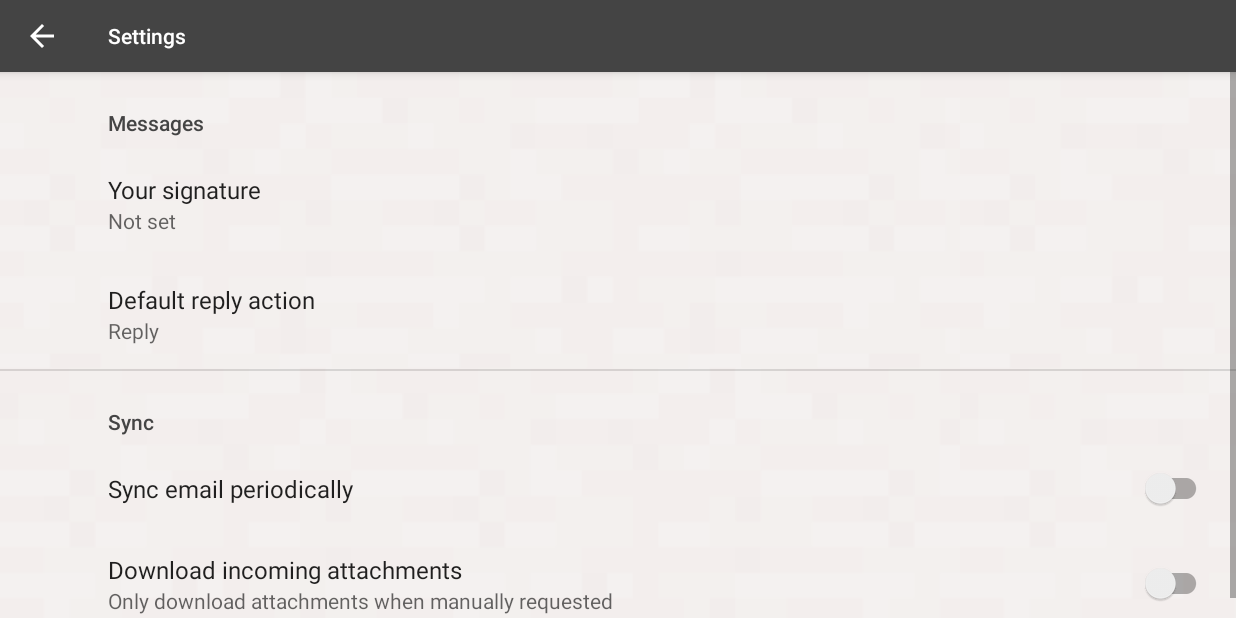
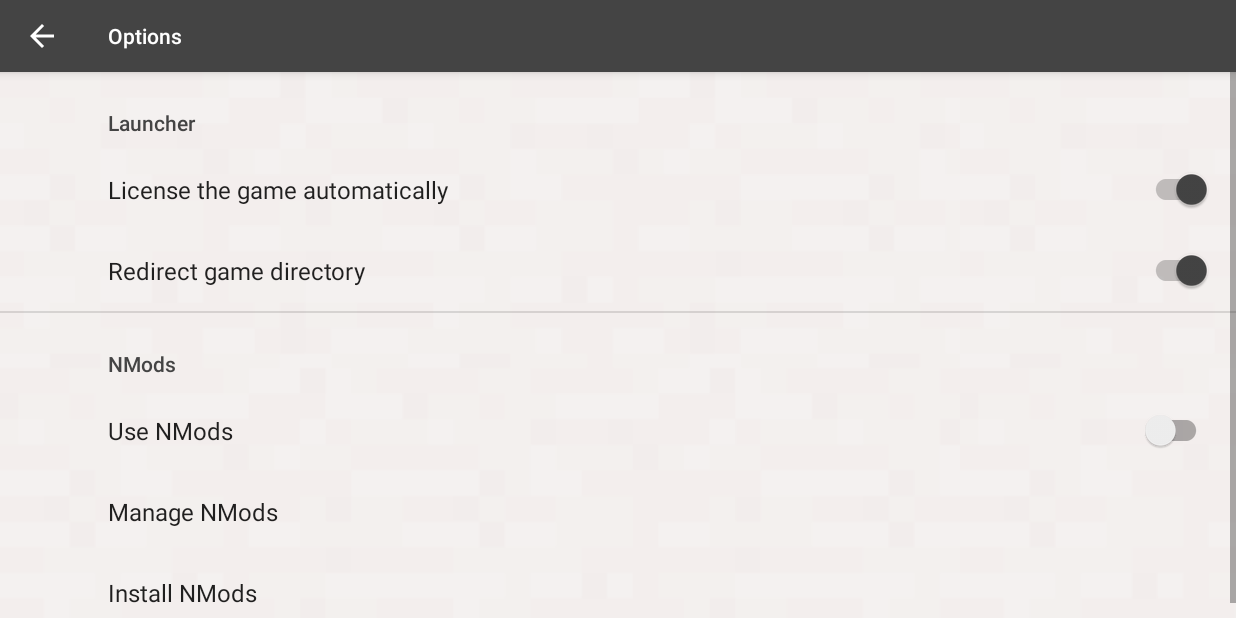
Before and after one commit to listerily/ModdedBE, an Android app: the OptionsActivity screen opened directly, with no data from a screen before it, on a phone screen of 824 x 412 dp (held sideways). Run offline under Robolectric (Android 15) with nearby library versions, the phone set to English and light mode, and no system bars; our stand-ins replace androidx.preference.

Commit message:
Added Options Activity

```diff
--- a/ModdedBE-Android/app/src/main/AndroidManifest.xml
+++ b/ModdedBE-Android/app/src/main/AndroidManifest.xml
@@ -6,10 +6,10 @@
 
     <application
         android:name=".MyApplication"
-        android:allowBackup="true"
         android:icon="@mipmap/ic_launcher"
         android:label="@string/app_name"
         android:roundIcon="@mipmap/ic_launcher_round"
+        android:allowBackup="false"
         android:supportsRtl="true">
         <activity android:name=".FatalActivity"
             android:screenOrientation="sensorLandscape"
@@ -19,8 +19,8 @@
             android:screenOrientation="sensorLandscape"
             android:theme="@style/FullScreenTheme" />
         <activity
-            android:name=".SettingsActivity"
-            android:label="@string/app_settings"
+            android:name=".OptionsActivity"
+            android:label="@string/app_options"
             android:screenOrientation="sensorLandscape"
             android:theme="@style/AppTheme" />
         <activity
--- a/ModdedBE-Android/app/src/main/java/net/listerily/moddedbe/MainActivity.java
+++ b/ModdedBE-Android/app/src/main/java/net/listerily/moddedbe/MainActivity.java
@@ -20,5 +20,6 @@ public class MainActivity extends AppCompatActivity {
     }
 
     public void onMenuClicked(View view) {
+        startActivity(new Intent(this, OptionsActivity.class));
     }
 }
--- a/ModdedBE-Android/app/src/main/java/net/listerily/moddedbe/SettingsActivity.java
+++ b/ModdedBE-Android/app/src/main/java/net/listerily/moddedbe/OptionsActivity.java
@@ -6,29 +6,49 @@ import android.view.MenuItem;
 import androidx.annotation.NonNull;
 import androidx.appcompat.app.ActionBar;
 import androidx.appcompat.app.AppCompatActivity;
+import androidx.preference.Preference;
 import androidx.preference.PreferenceFragmentCompat;
 
-public class SettingsActivity extends AppCompatActivity {
+public class OptionsActivity extends AppCompatActivity {
 
     @Override
     protected void onCreate(Bundle savedInstanceState) {
         super.onCreate(savedInstanceState);
-        setContentView(R.layout.activity_settings);
+        setContentView(R.layout.activity_options);
         getSupportFragmentManager()
                 .beginTransaction()
-                .replace(R.id.settings, new SettingsFragment())
+                .replace(R.id.viewOptions, new OptionsFragment())
                 .commit();
         ActionBar actionBar = getSupportActionBar();
         if (actionBar != null) {
             actionBar.setDisplayHomeAsUpEnabled(true);
         }
+    }
+
+    public void onManageNModsClicked()
+    {
 
     }
 
-    public static class SettingsFragment extends PreferenceFragmentCompat {
+    public void onInstallNModsClicked()
+    {
+
+    }
+
+    public static class OptionsFragment extends PreferenceFragmentCompat {
         @Override
         public void onCreatePreferences(Bundle savedInstanceState, String rootKey) {
             setPreferencesFromResource(R.xml.root_preferences, rootKey);
+
+            findPreference("manage").setOnPreferenceClickListener(preference -> {
+                ((OptionsActivity)getActivity()).onManageNModsClicked();
+                return false;
+            });
+
+            findPreference("install").setOnPreferenceClickListener(preference -> {
+                ((OptionsActivity)getActivity()).onInstallNModsClicked();
+                return false;
+            });
         }
     }
 
--- a/ModdedBE-Android/app/src/main/res/layout/activity_main.xml
+++ b/ModdedBE-Android/app/src/main/res/layout/activity_main.xml
@@ -50,7 +50,7 @@
             <TextView
                 android:layout_width="wrap_content"
                 android:layout_height="wrap_content"
-                android:text="@string/app_menu"
+                android:text="@string/app_options"
                 android:clickable="true"
                 android:focusable="true"
                 android:onClick="onMenuClicked"
--- a/ModdedBE-Android/app/src/main/res/layout/activity_settings.xml
+++ b/ModdedBE-Android/app/src/main/res/layout/activity_options.xml
@@ -3,7 +3,7 @@
     android:layout_height="match_parent">
 
     <FrameLayout
-        android:id="@+id/settings"
+        android:id="@+id/viewOptions"
         android:layout_width="match_parent"
         android:layout_height="match_parent"
         android:background="@drawable/repeat_activity_background" />
--- a/ModdedBE-Android/app/src/main/res/values/arrays.xml
+++ /dev/null
@@ -1,12 +0,0 @@
-<resources>
-    <!-- Reply Preference -->
-    <string-array name="reply_entries">
-        <item>Reply</item>
-        <item>Reply to all</item>
-    </string-array>
-
-    <string-array name="reply_values">
-        <item>reply</item>
-        <item>reply_all</item>
-    </string-array>
-</resources>
--- a/ModdedBE-Android/app/src/main/res/values/strings.xml
+++ b/ModdedBE-Android/app/src/main/res/values/strings.xml
@@ -1,27 +1,11 @@
 <resources>
     <string name="app_name">ModdedBE</string>
-    <string name="dummy_button" translatable="false">Dummy Button</string>
-    <string name="dummy_content" translatable="false">DUMMY\nCONTENT</string>
     <string name="app_title">ModdedBE</string>
     <string name="app_summary">A professional NMod launcher for Minecraft.</string>
     <string name="app_version_name">1.0</string>
     <string name="title_activity_settings">Settings</string>
 
-    <!-- Preference Titles -->
-    <string name="messages_header" translatable="false">Messages</string>
-    <string name="sync_header" translatable="false">Sync</string>
-
-    <!-- Messages Preferences -->
-    <string name="signature_title" translatable="false">Your signature</string>
-    <string name="reply_title" translatable="false">Default reply action</string>
-
-    <!-- Sync Preferences -->
-    <string name="sync_title" translatable="false">Sync email periodically</string>
-    <string name="attachment_title" translatable="false">Download incoming attachments</string>
-    <string name="attachment_summary_on" translatable="false">Automatically download attachments for incoming emails</string>
-    <string name="attachment_summary_off" translatable="false">Only download attachments when manually requested</string>
     <string name="app_start_game">Start Game</string>
-    <string name="app_settings">Settings</string>
     <string name="app_manage_nmods">Manage NMods</string>
     <string name="app_permission_denied">Permission Denied</string>
     <string name="app_message_permission_denied">OOps!ModdedBE couldn\'t gain the permission to read your storage.This is vital for launching app.Please go to the Settings to make sure that the permisssion isn\'t denied.</string>
@@ -30,7 +14,7 @@
     <string name="app_loading_summary">Loading game,please wait.</string>
     <string name="app_exit">Exit</string>
     <string name="app_text_divider">|</string>
-    <string name="app_menu">Menu</string>
+    <string name="app_options">Options</string>
     <string name="app_fatal_message_title">Fatal Error</string>
     <string name="app_fatal_message_summary">An unexpected fatal error has occurred while initializing game.Please analyse this error or send it to developers.If this occurred again,consider clearing app data.</string>
     <string name="app_app_data_cleared">Cleared</string>
@@ -45,4 +29,11 @@
     <string name="app_fatal_model">Model: %1$s</string>
     <string name="app_fatal_safe_mode">Safe Mode: %1$d</string>
     <string name="app_fatal_abi">ABI: %1$s</string>
+    <string name="app_options_title_launcher">Launcher</string>
+    <string name="app_options_title_nmods">NMods</string>
+    <string name="app_options_use_nmods">Use NMods</string>
+    <string name="app_options_auto_license">License the game automatically</string>
+    <string name="app_options_redirect_game_directory">Redirect game directory</string>
+    <string name="app_options_manage_nmods">Manage NMods</string>
+    <string name="app_options_install_new_nmods">Install NMods</string>
 </resources>
--- a/ModdedBE-Android/app/src/main/res/xml/root_preferences.xml
+++ b/ModdedBE-Android/app/src/main/res/xml/root_preferences.xml
@@ -1,34 +1,37 @@
-<PreferenceScreen xmlns:app="http://schemas.android.com/apk/res-auto">
+<PreferenceScreen xmlns:app="http://schemas.android.com/apk/res-auto"
+    xmlns:android="http://schemas.android.com/apk/res/android">
 
-    <PreferenceCategory app:title="@string/messages_header">
+    <PreferenceCategory app:title="@string/app_options_title_launcher">
 
-        <EditTextPreference
-            app:key="signature"
-            app:title="@string/signature_title"
-            app:useSimpleSummaryProvider="true" />
+        <SwitchPreferenceCompat
+            app:key="auto_license"
+            app:title="@string/app_options_auto_license"
+            app:defaultValue="true"/>
 
-        <ListPreference
-            app:defaultValue="reply"
-            app:entries="@array/reply_entries"
-            app:entryValues="@array/reply_values"
-            app:key="reply"
-            app:title="@string/reply_title"
-            app:useSimpleSummaryProvider="true" />
+        <SwitchPreferenceCompat
+            app:key="redirect_directory"
+            app:title="@string/app_options_redirect_game_directory"
+            app:defaultValue="true"/>
 
     </PreferenceCategory>
 
-    <PreferenceCategory app:title="@string/sync_header">
+    <PreferenceCategory app:title="@string/app_options_title_nmods">
 
         <SwitchPreferenceCompat
-            app:key="sync"
-            app:title="@string/sync_title" />
+            app:key="use_nmods"
+            app:title="@string/app_options_use_nmods"
+            app:defaultValue="false"/>
 
-        <SwitchPreferenceCompat
-            app:dependency="sync"
-            app:key="attachment"
-            app:summaryOff="@string/attachment_summary_off"
-            app:summaryOn="@string/attachment_summary_on"
-            app:title="@string/attachment_title" />
+        <Preference
+            android:key="manage"
+            android:dependency="use_nmods"
+            android:title="@string/app_options_manage_nmods" />
+
+        <Preference
+            android:key="install"
+            android:dependency="use_nmods"
+            android:title="@string/app_options_install_new_nmods" />
+
 
     </PreferenceCategory>
 
```
Also changed, not shown: 3 other files.
